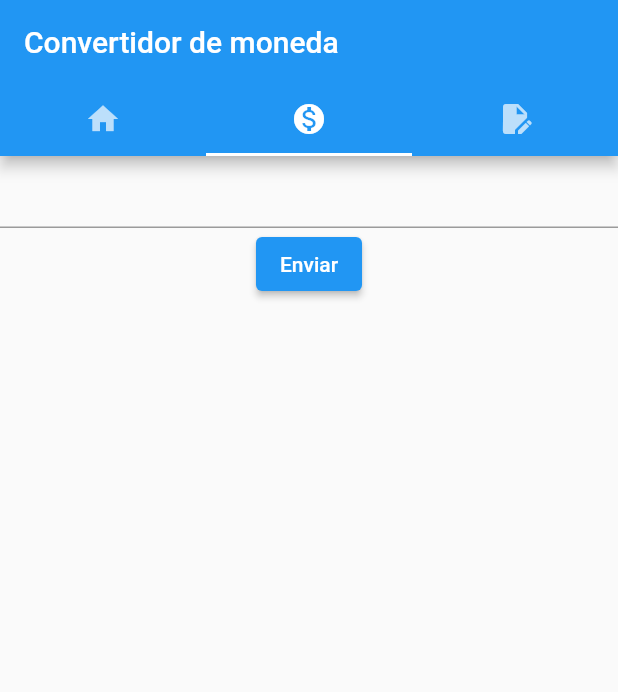
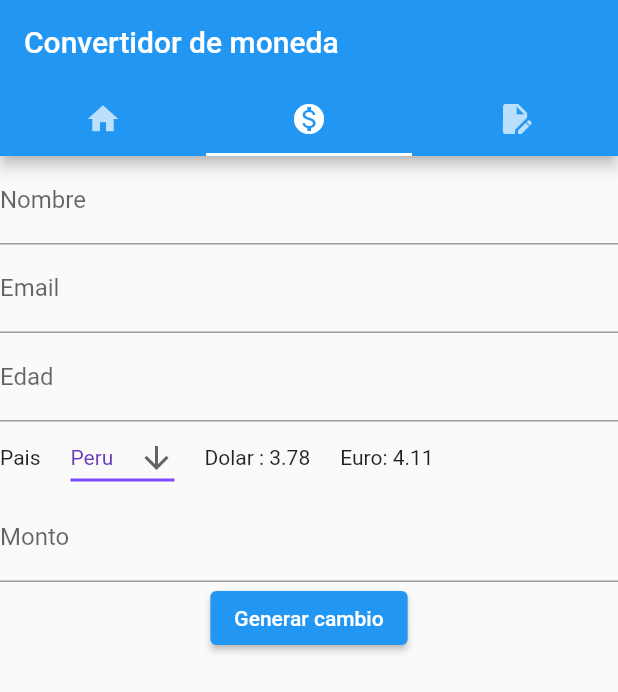
Before and after one commit to Adrian-Garcia-Cuya/taller3, a Flutter app: the screen it shows after launch, tab 2 chosen, on a phone screen of 412 x 824 dp. Shown: the top 692 px of the screen. Run offline on Flutter 3.47's test engine with Material 2 defaults, Android fonts, the phone set to English and light mode, and no system bars.

Commit message:
avance del taller 3

```diff
--- a/lib/converter.dart
+++ b/lib/converter.dart
@@ -1,4 +1,5 @@
 import 'package:flutter/material.dart';
+import 'package:taller_3/validations.dart';
 
 class Converter extends StatefulWidget {
   const Converter({super.key});
@@ -9,9 +10,36 @@ class Converter extends StatefulWidget {
 
 class _ConverterState extends State<Converter> {
   final _formKey = GlobalKey<FormState>();
+  final List<String> list = <String>['Peru', 'Mexico', 'Chile', 'Bolivia'];
+
+  late String countrySelected = list[0];
+  String? name;
+  String? email;
+  String? age;
+  String? country;
+  double? amount;
+
+  // map con los equivalentes del dolar en peru, mexico, chile y bolivia
+  final Map<String, double> _equivalencesDollar = {
+    'Peru': 3.78,
+    'Mexico': 18.59,
+    'Chile': 700.0,
+    'Bolivia': 6.93,
+  };
+
+  // map con los equivalentes del euro en peru, mexico, chile y bolivia
+  final Map<String, double> _equivalencesEuro = {
+    'Peru': 4.11,
+    'Mexico': 20.22,
+    'Chile': 830.0,
+    'Bolivia': 7.54,
+  };
 
   @override
   Widget build(BuildContext context) {
+    InputDecoration inputDecoration(String label) => InputDecoration(
+          labelText: label,
+        );
     return Center(
         child: ListView(
       children: [
@@ -19,13 +47,81 @@ class _ConverterState extends State<Converter> {
           children: [
             Form(
               key: _formKey,
-              child: TextFormField(
-                validator: (value) {
-                  if (value == null || value.isEmpty) {
-                    return 'Por favor, ingrese algún texto.';
-                  }
-                  return null;
-                },
+              child: Column(
+                children: [
+                  TextFormField(
+                    initialValue: name,
+                    onChanged: (text) => {
+                      setState(() {
+                        name = text;
+                      })
+                    },
+                    decoration: inputDecoration('Nombre'),
+                    validator: validateText,
+                  ),
+                  TextFormField(
+                    initialValue: email,
+                    onChanged: (text) => {
+                      setState(() {
+                        email = text;
+                      })
+                    },
+                    decoration: inputDecoration('Email'),
+                    validator: validateEmail,
+                  ),
+                  TextFormField(
+                    initialValue: age,
+                    onChanged: (text) => {
+                      setState(() {
+                        age = text;
+                      })
+                    },
+                    decoration: inputDecoration('Edad'),
+                    validator: validateAge,
+                  ),
+                  Row(
+                    // mainAxisAlignment: MainAxisAlignment.center,
+                    children: [
+                      const Text('Pais'),
+                      const SizedBox(width: 20),
+                      DropdownButton<String>(
+                        value: countrySelected,
+                        icon: const Icon(Icons.arrow_downward),
+                        elevation: 16,
+                        style: const TextStyle(color: Colors.deepPurple),
+                        underline: Container(
+                          height: 2,
+                          color: Colors.deepPurpleAccent,
+                        ),
+                        onChanged: (String? value) {
+                          // This is called when the user selects an item.
+                          setState(() {
+                            countrySelected = value!;
+                          });
+                        },
+                        items:
+                            list.map<DropdownMenuItem<String>>((String value) {
+                          return DropdownMenuItem<String>(
+                            value: value,
+                            child: Text(value),
+                          );
+                        }).toList(),
+                      ),
+                      const SizedBox(
+                        width: 20,
+                      ),
+                      Text('Dolar : ${_equivalencesDollar[countrySelected]}'),
+                      const SizedBox(
+                        width: 20,
+                      ),
+                      Text('Euro: ${_equivalencesEuro[countrySelected]}'),
+                    ],
+                  ),
+                  TextFormField(
+                    decoration: inputDecoration('Monto'),
+                    validator: validateNumber,
+                  ),
+                ],
               ),
             ),
             ElevatedButton(
@@ -56,28 +152,10 @@ class _ConverterState extends State<Converter> {
                     );
                   }
                 },
-                child: const Text('Enviar'))
+                child: const Text('Generar cambio'))
           ],
         ),
       ],
     ));
   }
 }
-
-class DialogExample extends StatelessWidget {
-  const DialogExample({super.key});
-
-  @override
-  Widget build(BuildContext context) {
-    return ElevatedButton(
-      onPressed: () {},
-      child: const Text('Show Dialog'),
-    );
-  }
-}
-
-// if (_formKey.currentState!.validate()) {
-//                     ScaffoldMessenger.of(context).showSnackBar(
-//                       const SnackBar(content: Text('Registrando datos...')),
-//                     );
-//                   }
--- a/lib/home.dart
+++ b/lib/home.dart
@@ -1,9 +1,19 @@
 import 'package:flutter/material.dart';
 import 'package:taller_3/converter.dart';
+import 'package:taller_3/record_view.dart';
+import 'package:taller_3/models/record.dart';
 
-class Home extends StatelessWidget {
+class Home extends StatefulWidget {
   const Home({super.key});
 
+  @override
+  State<Home> createState() => _HomeState();
+}
+
+class _HomeState extends State<Home> {
+  List<Record> records = [
+    Record(name: 'gerson', country: 'Peru', dollar: 3.4, euro: 3.5)
+  ];
   @override
   Widget build(BuildContext context) {
     return Scaffold(
@@ -17,11 +27,13 @@ class Home extends StatelessWidget {
         ),
         title: const Text('Convertidor de moneda'),
       ),
-      body: const TabBarView(
+      body: TabBarView(
         children: [
-          Presentation(),
-          Converter(),
-          Icon(Icons.directions_bike),
+          const Presentation(),
+          const Converter(),
+          RecordView(
+            records: records,
+          )
         ],
       ),
     );
--- /dev/null
+++ b/lib/models/record.dart
@@ -0,0 +1,12 @@
+class Record {
+  final String name;
+  final String country;
+  final double dollar;
+  final double euro;
+
+  Record(
+      {required this.name,
+      required this.country,
+      required this.dollar,
+      required this.euro});
+}
```
Also changed, not shown: lib/record_view.dart (added, +12 -0 lines), lib/validations.dart (added, +44 -0 lines).
